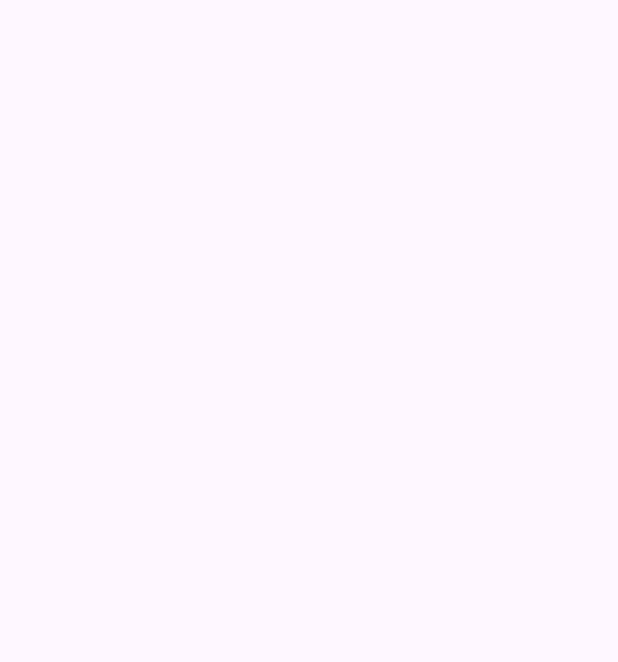
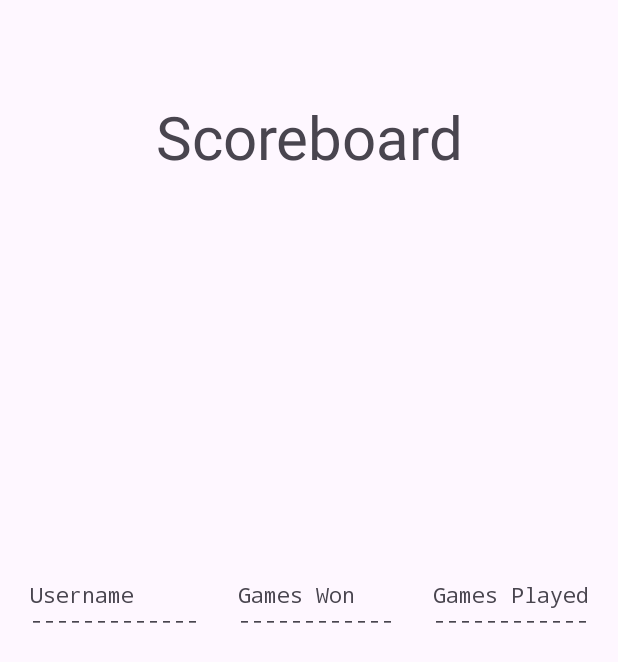
Before and after one commit to Claude-White/Heritage-College, an Android app: the ScoreboardActivity screen opened directly, with no data from a screen before it, on a phone screen of 412 x 824 dp. Before the commit the part shown is empty. Shown: the top 662 px of the screen. Run offline under Robolectric (Android 15) with nearby library versions, the phone set to English and light mode, and no system bars.

```diff
--- a/2ndYear/CWhite_G30_A03_Hangman/app/src/main/java/com/example/cwhite_g30_a03_hangman/RulesActivity.java
+++ b/2ndYear/CWhite_G30_A03_Hangman/app/src/main/java/com/example/cwhite_g30_a03_hangman/RulesActivity.java
@@ -28,11 +28,11 @@ public class RulesActivity extends AppCompatActivity {
         TextView txtRules = findViewById(R.id.areaDisplayRules);
         String rules;
         try {
-            File rulesFile = new File(getFilesDir(), "rules.txt");
+            InputStream rulesFile = getAssets().open("rules.txt");
             Scanner readRules = new Scanner(rulesFile);
             while (readRules.hasNextLine()) {
                 rules = readRules.nextLine();
-                txtRules.append(rules);
+                txtRules.append(rules + "\n");
             }
         }
         catch (IOException e) {
--- a/2ndYear/CWhite_G30_A03_Hangman/app/src/main/java/com/example/cwhite_g30_a03_hangman/ScoreboardActivity.java
+++ b/2ndYear/CWhite_G30_A03_Hangman/app/src/main/java/com/example/cwhite_g30_a03_hangman/ScoreboardActivity.java
@@ -3,6 +3,11 @@ package com.example.cwhite_g30_a03_hangman;
 import androidx.appcompat.app.AppCompatActivity;
 
 import android.os.Bundle;
+import android.widget.TextView;
+
+import hangman.Player;
+import hangman.Scoreboard;
+import linked_data_structures.DoublyLinkedList;
 
 public class ScoreboardActivity extends AppCompatActivity {
 
@@ -10,5 +15,13 @@ public class ScoreboardActivity extends AppCompatActivity {
     protected void onCreate(Bundle savedInstanceState) {
         super.onCreate(savedInstanceState);
         setContentView(R.layout.activity_scoreboard);
+        TextView lblScoreboard = findViewById(R.id.lblScoreboard);
+        Scoreboard scoreboard = new Scoreboard();
+        DoublyLinkedList<Player> players = scoreboard.getPlayers();
+        lblScoreboard.setText("Username        Games Won      Games Played\n");
+        lblScoreboard.append ("-------------   ------------   ------------\n");
+        for (int i = 0; i < players.getLength(); i++) {
+            lblScoreboard.append(String.format("%-16s%-15s%-12s\n", players.getElementAt(i).getUsername(), players.getElementAt(i).getNumGamesWon(), players.getElementAt(i).getNumGamesPlayed()));
+        }
     }
 }
--- a/2ndYear/CWhite_G30_A03_Hangman/app/src/main/java/hangman/Dictionary.java
+++ b/2ndYear/CWhite_G30_A03_Hangman/app/src/main/java/hangman/Dictionary.java
@@ -18,7 +18,7 @@ public class Dictionary implements Serializable {
   private Context context;
 
   private static final int MIN_WORD_LENGTH = 4;
-  private static final int MAX_WORD_LENGTH = 20;
+  private static final int MAX_WORD_LENGTH = 26;
   private static final int MIN_GUESSABLE_CHARS = 3;
   private SinglyLinkedList<String> words;
   private int numWords;
--- a/2ndYear/CWhite_G30_A03_Hangman/app/src/main/res/layout/activity_scoreboard.xml
+++ b/2ndYear/CWhite_G30_A03_Hangman/app/src/main/res/layout/activity_scoreboard.xml
@@ -6,4 +6,25 @@
     android:layout_height="match_parent"
     tools:context=".ScoreboardActivity">
 
+    <TextView
+        android:id="@+id/fldScoreboardTitle"
+        android:layout_width="wrap_content"
+        android:layout_height="wrap_content"
+        android:layout_marginTop="64dp"
+        android:text="Scoreboard"
+        android:textAlignment="center"
+        android:textSize="40sp"
+        app:layout_constraintEnd_toEndOf="parent"
+        app:layout_constraintStart_toStartOf="parent"
+        app:layout_constraintTop_toTopOf="parent" />
+
+    <TextView
+        android:id="@+id/lblScoreboard"
+        android:layout_width="wrap_content"
+        android:layout_height="wrap_content"
+        android:fontFamily="monospace"
+        app:layout_constraintBottom_toBottomOf="parent"
+        app:layout_constraintEnd_toEndOf="parent"
+        app:layout_constraintStart_toStartOf="parent"
+        app:layout_constraintTop_toTopOf="parent" />
 </androidx.constraintlayout.widget.ConstraintLayout>
--- a/2ndYear/CWhite_G30_A03_Hangman/app/src/main/res/values/colors.xml
+++ b/2ndYear/CWhite_G30_A03_Hangman/app/src/main/res/values/colors.xml
@@ -6,4 +6,5 @@
     <color name="defaultButtonColor">#d6d7d7</color>
     <color name="correctButtonColor">#00ff00</color>
     <color name="incorrectGuessColor">#ff0000</color>
+    <color name="textColor">#FFFFFF</color>
 </resources>
```
Also changed, not shown: 2ndYear/CWhite_G30_A03_Hangman/app/src/main/assets/rules.txt (added, +15 -0 lines), 2ndYear/CWhite_G30_A03_Hangman/app/src/main/java/com/example/cwhite_g30_a03_hangman/HangmanGameActivity.java (+125 -115 lines), 2ndYear/CWhite_G30_A03_Hangman/app/src/main/java/com/example/cwhite_g30_a03_hangman/LoginActivity.java (+28 -13 lines), 2ndYear/CWhite_G30_A03_Hangman/app/src/main/java/hangman/Scoreboard.java (+8 -3 lines).
